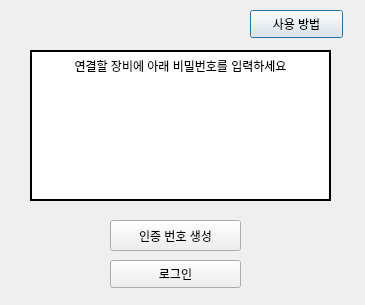
First picture: the form in src/window_app/tos_v1.ui, repository kookmin-sw/capstone-2020-9, before the edit.
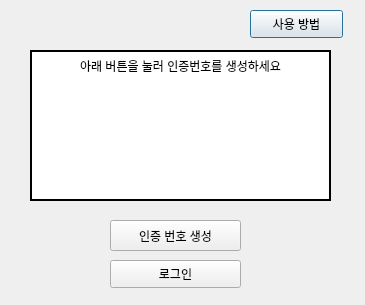
Second picture: the form after the edit.

```diff
--- a/src/window_app/tos_v1.ui
+++ b/src/window_app/tos_v1.ui
@@ -98,7 +98,7 @@
     </rect>
    </property>
    <property name="text">
-    <string>연결할 장비에 아래 비밀번호를 입력하세요</string>
+    <string>아래 버튼을 눌러 인증번호를 생성하세요</string>
    </property>
    <property name="alignment">
     <set>Qt::AlignCenter</set>
```
